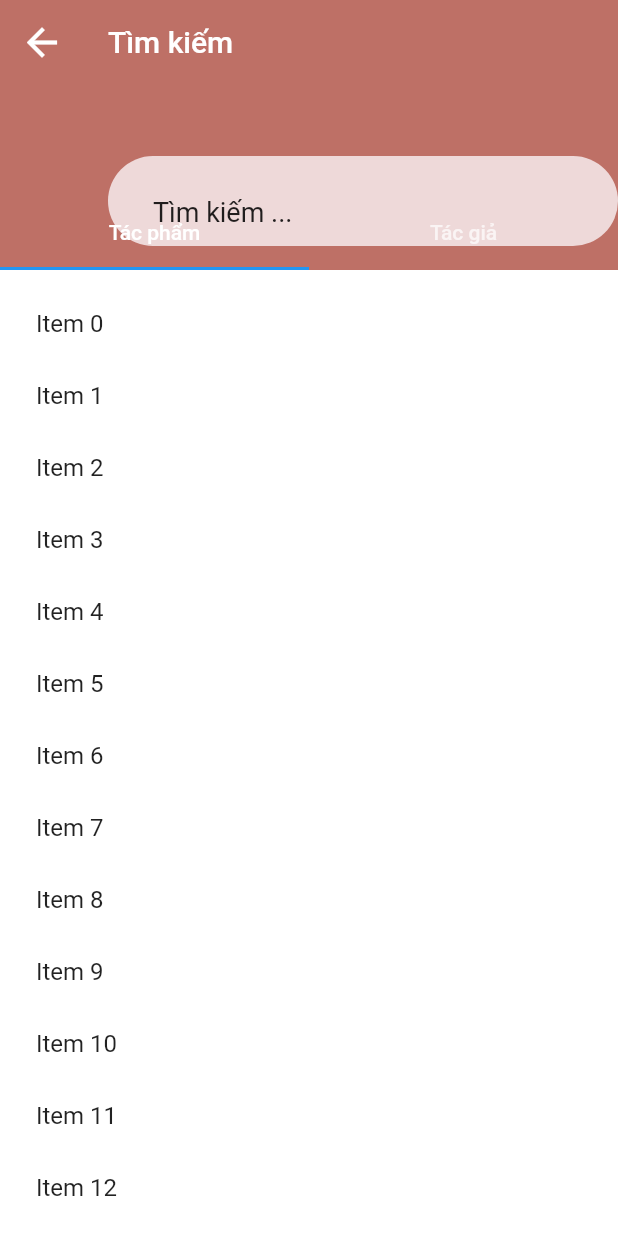
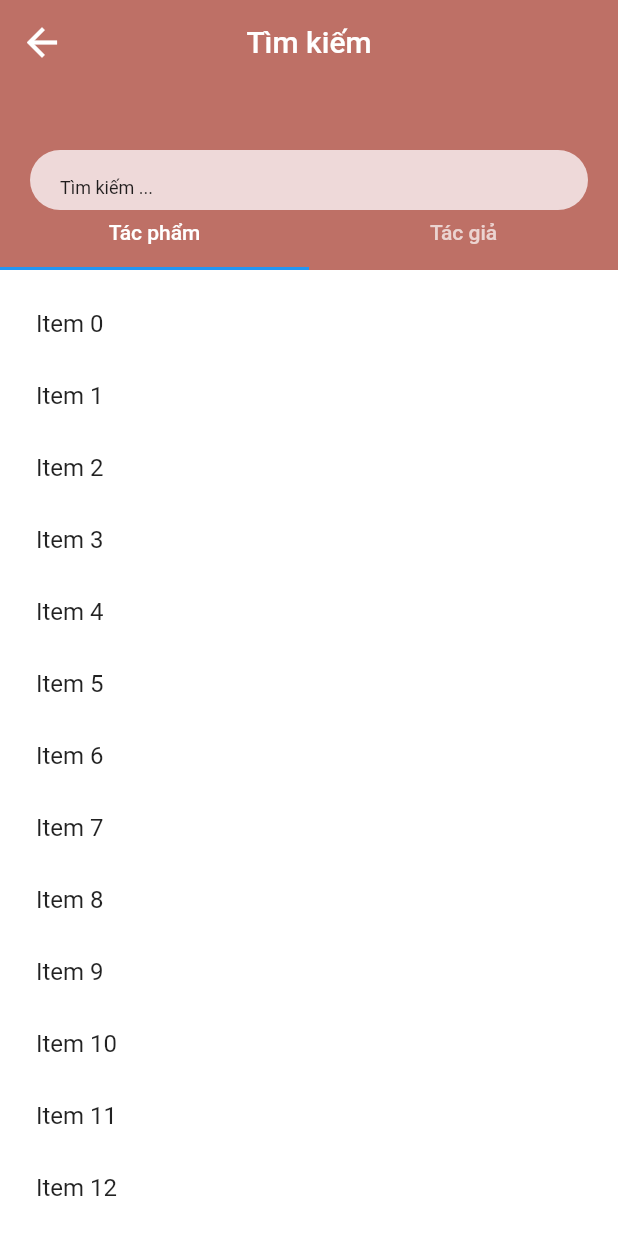
Before and after one commit to manage-library/mobile_reading, a Flutter app: the SearchScreen screen opened by its route, on a phone screen of 412 x 824 dp. Run offline on Flutter 3.47's test engine with Material 2 defaults, Android fonts, the phone set to English and light mode, and no system bars; our stand-ins replace dio, easy_rich_text, flutter_profile_picture, flutter_rating_bar, flutter_screenutil, flutter_secure_storage and 5 more; missing offline and left inert: number_paginator; accounts and stored records are empty; network calls fail.

Commit message:
app bar with search nested scroll view

```diff
--- a/lib/screens/search_screen.dart
+++ b/lib/screens/search_screen.dart
@@ -47,15 +47,21 @@ class SearchScreen extends StatelessWidget {
                         snap: true,
                         pinned: true,
                         expandedHeight: 180.0,
+                        elevation: 0,
+                        centerTitle: true,
                         forceElevated: innerBoxIsScrolled,
                         bottom: TabBar(
                           tabs: tabs.map((String name) => Tab(text: name)).toList(),
                         ),
-                      flexibleSpace: FlexibleSpaceBar(
-                        title: Stack(
-                          // fit: StackFit.expand,
-                          children: [
-                            Container(
+                        flexibleSpace: Container(
+                          color: kProgressIndicator,
+                          child: Align(
+                            alignment: Alignment.bottomCenter,
+                            child: Column(children: [
+                              AnimatedPadding(
+                                padding: EdgeInsets.only(left: 20, bottom: 0, right: 20, top: 100),
+                                duration: const Duration(milliseconds: 0),
+                                child: Container(
                                   alignment: Alignment.center,
                                   height: 40,
                                   decoration: BoxDecoration(
@@ -74,56 +80,86 @@ class SearchScreen extends StatelessWidget {
                                       contentPadding: EdgeInsets.symmetric(horizontal: 20),
                                     ),
                                   ),
+                                ),
                               )
-                            // Container(
-                            //   height: 48,
-                            //   width: 250,
-                            //   child: TextField(
-                            //     // controller: bookName,
-                            //     onChanged: (text) => {},
-                            //     decoration: const InputDecoration(
-                            //       hintText: 'Tìm kiếm ...',
-                            //       contentPadding: const EdgeInsets.symmetric(horizontal: 20, vertical: 10),
-                            //       hintStyle: TextStyle(color: Colors.white, fontSize: 12),
-                            //       //    label: Text("Nhập tên sách", style: TextStyle(color: Colors.white, fontSize: 12)),
-                            //       enabledBorder: OutlineInputBorder(
-                            //           borderRadius: BorderRadius.all(Radius.circular(10)),
-                            //           borderSide: BorderSide(
-                            //             color: Colors.white,
-                            //             width: 0.5,
-                            //           )),
-                            //     ),
+                            ]),
+                          ),
+                        )
+
+                        //  FlexibleSpaceBar(
+                        //   title: Stack(
+                        //     // fit: StackFit.expand,
+                        //     children: [
+                        //       Container(
+                        //         alignment: Alignment.center,
+                        //         height: 40,
+                        //         decoration: BoxDecoration(
+                        //           borderRadius: BorderRadius.circular(40),
+                        //           color: Color.fromARGB(255, 238, 217, 217),
+                        //         ),
+                        //         child: TextField(
+                        //           // controller: controlFullName,
+                        //           onChanged: (value) {
+                        //             //      signUpController.updateFullName(value);
+                        //           },
+                        //           decoration: InputDecoration(
+                        //             border: InputBorder.none,
+                        //             hintText: 'Tìm kiếm ...',
+                        //             hintStyle: TextStyle(color: Colors.black87, fontSize: 12),
+                        //             contentPadding: EdgeInsets.symmetric(horizontal: 20),
+                        //           ),
+                        //         ),
+                        //       )
+                        //       // Container(
+                        //       //   height: 48,
+                        //       //   width: 250,
+                        //       //   child: TextField(
+                        //       //     // controller: bookName,
+                        //       //     onChanged: (text) => {},
+                        //       //     decoration: const InputDecoration(
+                        //       //       hintText: 'Tìm kiếm ...',
+                        //       //       contentPadding: const EdgeInsets.symmetric(horizontal: 20, vertical: 10),
+                        //       //       hintStyle: TextStyle(color: Colors.white, fontSize: 12),
+                        //       //       //    label: Text("Nhập tên sách", style: TextStyle(color: Colors.white, fontSize: 12)),
+                        //       //       enabledBorder: OutlineInputBorder(
+                        //       //           borderRadius: BorderRadius.all(Radius.circular(10)),
+                        //       //           borderSide: BorderSide(
+                        //       //             color: Colors.white,
+                        //       //             width: 0.5,
+                        //       //           )),
+                        //       //     ),
+                        //       //   ),
+                        //       // ),
+                        //       // const SizedBox(
+                        //       //   height: 20,
+                        //       // ),
+                        //       // TextFormField(
+                        //       //   style: const TextStyle(color: Colors.white),
+                        //       //   keyboardType: TextInputType.visiblePassword,
+
+                        //       //   //controller: controlPassword,
+                        //       //   decoration: InputDecoration(
+                        //       //       hintStyle: const TextStyle(color: Colors.white),
+                        //       //       errorStyle: const TextStyle(fontSize: 10, height: 0.3),
+                        //       //       border: InputBorder.none,
+                        //       //       hintText: 'Tìm kiếm ...',
+                        //       //       contentPadding: const EdgeInsets.symmetric(horizontal: 20, vertical: 10),
+                        //       //       suffixIcon: GestureDetector(
+                        //       //           onTap: () async {
+                        //       //             await Get.to(
+                        //       //               FilterScreen(
+                        //       //                 filterParam: filterParam,
+                        //       //               ),
+                        //       //             );
+                        //       //             //call api here
+                        //       //             Map<String, String> apiParam = filterParam.buildParams();
+                        //       //           },
+                        //       //           child: const Icon(Icons.filter_list_outlined, color: Colors.white70, size: 30,))),
+                        //       // ),
+                        //     ],
                         //   ),
                         // ),
-                            // const SizedBox(
-                            //   height: 20,
-                            // ),
-                            // TextFormField(
-                            //   style: const TextStyle(color: Colors.white),
-                            //   keyboardType: TextInputType.visiblePassword,
 
-                            //   //controller: controlPassword,
-                            //   decoration: InputDecoration(
-                            //       hintStyle: const TextStyle(color: Colors.white),
-                            //       errorStyle: const TextStyle(fontSize: 10, height: 0.3),
-                            //       border: InputBorder.none,
-                            //       hintText: 'Tìm kiếm ...',
-                            //       contentPadding: const EdgeInsets.symmetric(horizontal: 20, vertical: 10),
-                            //       suffixIcon: GestureDetector(
-                            //           onTap: () async {
-                            //             await Get.to(
-                            //               FilterScreen(
-                            //                 filterParam: filterParam,
-                            //               ),
-                            //             );
-                            //             //call api here
-                            //             Map<String, String> apiParam = filterParam.buildParams();
-                            //           },
-                            //           child: const Icon(Icons.filter_list_outlined, color: Colors.white70, size: 30,))),
-                            // ),
-                          ],
-                        ),
-                      ),
                         ),
                   ),
                 ];
```
Lines whose indentation alone changed are shown as unchanged.
